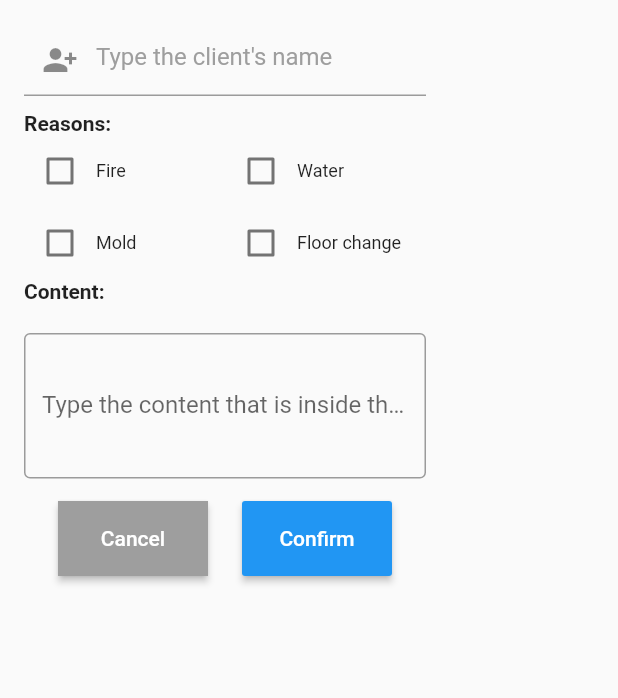
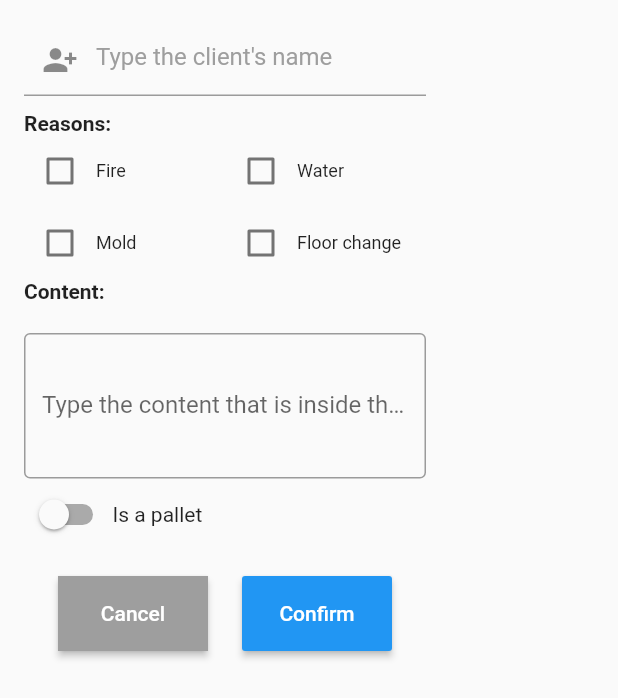
Before and after one commit to lucasguedes778/Propack, a Flutter app: the AddBoxDialog widget shown alone on an empty page, opened directly with empty values, on a phone screen of 412 x 824 dp. Shown: the top 698 px of the screen. Run offline on Flutter 3.47's test engine with Material 2 defaults, Android fonts, the phone set to English and light mode, and no system bars; our stand-ins replace reorderables.

Commit message:
Adicionando switch para informar se a caixa a ser adicionada é ou não é um pallet, antes de cadastrá-la.

```diff
--- a/lib/customized_widgets/add_box_dialog.dart
+++ b/lib/customized_widgets/add_box_dialog.dart
@@ -22,12 +22,13 @@ class AddBoxDialog extends StatefulWidget {
 }
 
 class _AddBoxDialogState extends State<AddBoxDialog> {
+  bool isPallet = false;
 
   @override
   Widget build(BuildContext context) {
     return Container(
       width: 300,
-      height: 400,
+      height: 450,
       child: Padding(
           padding: EdgeInsets.all(16.0),
           child: Container(
@@ -196,6 +197,23 @@ class _AddBoxDialogState extends State<AddBoxDialog> {
                                       border: OutlineInputBorder()
                                   )
                               )
+                            ),
+                            Align(
+                                alignment: Alignment.topLeft,
+                                child: Row(
+                                  children: [
+                                    Switch(
+                                      onChanged: (value){
+                                        setState(() {
+                                          isPallet = value;
+                                        });
+                                      },
+                                      value: isPallet,
+                                    ),
+                                    Text("Is a pallet",),
+
+                                  ],
+                                )
                             )
                           ],
                         ),
@@ -271,7 +289,8 @@ class _AddBoxDialogState extends State<AddBoxDialog> {
                         ),
                       ],
                     ),
-                  )
+                  ),
+
                 ],
               )
           )
```
